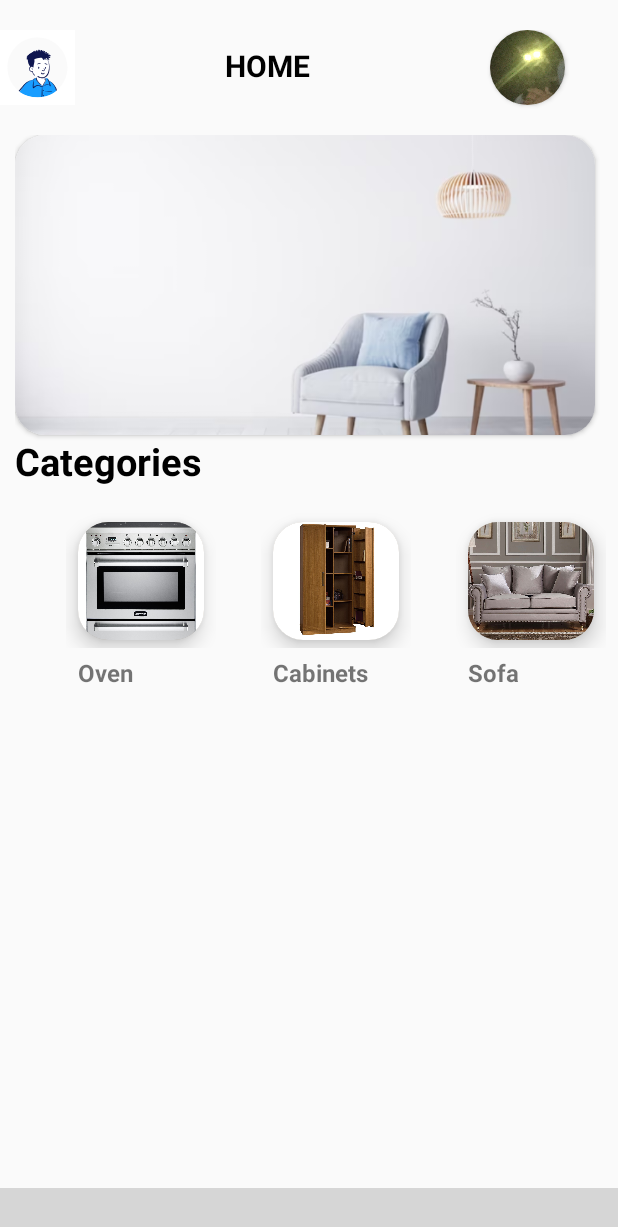
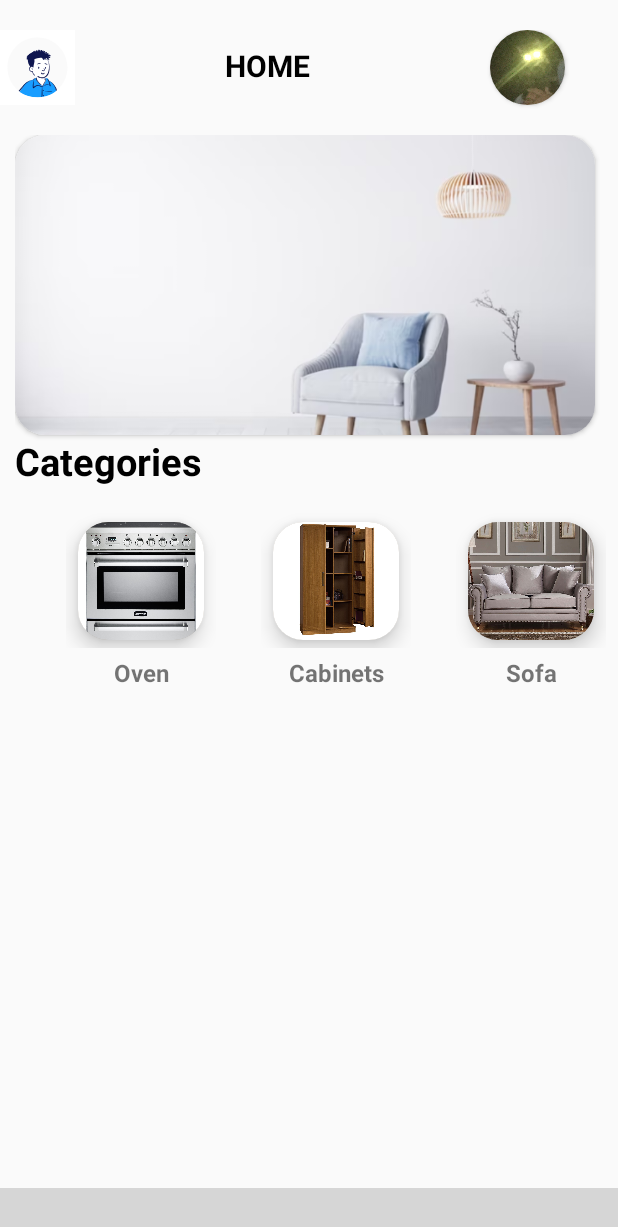
Before and after one commit to aishaa020/androidproj, an Android app: the screen it shows after launch (MainActivity), on a phone screen of 412 x 824 dp. Shown: the top 1227 px of the screen. Run offline under Robolectric (Android 15) with nearby library versions, the phone set to English and light mode, and no system bars; libraries missing offline, so code that uses them is left out: com.etebarian.meowbottomnavigation; plain views replace MeowBottomNavigation; 8 statements that could not run were skipped; grey boxes are pictures that could not be loaded.

Commit message:
commit 2

```diff
--- /dev/null
+++ b/app/src/main/java/com/example/project/Adabters/itemAdapter.java
@@ -0,0 +1,69 @@
+package com.example.project.Adabters;
+
+import android.content.Context;
+import android.view.LayoutInflater;
+import android.view.View;
+import android.view.ViewGroup;
+
+import androidx.annotation.NonNull;
+import androidx.recyclerview.widget.RecyclerView;
+
+import com.example.project.Items_holder;
+import com.example.project.R;
+import com.example.project.models.ItemsModel;
+
+import java.util.List;
+
+public class itemAdapter extends RecyclerView.Adapter<Items_holder> {
+
+    Context context;
+    List<ItemsModel> items;
+
+    public itemAdapter(Context context, List<ItemsModel> items) {
+        this.context = context;
+        this.items = items;
+    }
+
+
+    @NonNull
+    @Override
+    public Items_holder onCreateViewHolder(@NonNull ViewGroup parent, int viewType) {
+        return new Items_holder(LayoutInflater.from(context).inflate(R.layout.item_row, parent, false));
+    }
+
+    @Override
+    public void onBindViewHolder(@NonNull Items_holder holder, int position) {
+        holder.getItemimg1().setImageResource(items.get(position).getImg());
+        holder.getTxtprice1().setText(items.get(position).getPrice());
+//        holder.getBtn_atc1().setOnClickListener(new View.OnClickListener() {
+//            @Override
+//            public void onClick(View v) {
+//                //intent
+//
+//            }
+//        });
+//        holder.getLikelottie1().setOnClickListener(new View.OnClickListener() {
+//            @Override
+//            public void onClick(View v) {
+//                holder.getLikelottie1().playAnimation();
+//                //toast
+//            }
+//        });
+
+//        holder.getItemimg1().setOnClickListener(new View.OnClickListener() {
+//            @Override
+//            public void onClick(View v) {
+//                //intent
+//            }
+//        });
+
+
+
+
+    }
+
+    @Override
+    public int getItemCount() {
+        return 0;
+    }
+}
--- a/app/src/main/java/com/example/project/MainActivity.java
+++ b/app/src/main/java/com/example/project/MainActivity.java
@@ -13,8 +13,10 @@ import android.widget.TextView;
 import com.airbnb.lottie.LottieAnimationView;
 import com.etebarian.meowbottomnavigation.MeowBottomNavigation;
 import com.example.project.Adabters.CatagorAdabter;
+import com.example.project.Adabters.itemAdapter;
 import com.example.project.databinding.ActivityMainBinding;
 import com.example.project.models.Catagory;
+import com.example.project.models.ItemsModel;
 
 import java.util.ArrayList;
 
@@ -24,6 +26,7 @@ public class MainActivity extends AppCompatActivity {
     Intent intent;
     private ActivityMainBinding binding;
     private ArrayList<Catagory> categories;
+    private ArrayList<ItemsModel> items1;
     LottieAnimationView hilottie;
 
     @Override
@@ -41,9 +44,11 @@ public class MainActivity extends AppCompatActivity {
         initializeUI();
 
         categoriesSetUp();
+        itemsSetUp();
         bottomNavigation.setOnClickMenuListener(new Function1<MeowBottomNavigation.Model, Unit>() {
             @Override
             public Unit invoke(MeowBottomNavigation.Model model) {
+
                 switch (model.getId()) {
                     case 1:
                         intent = new Intent(MainActivity.this, MainActivity.class);
@@ -125,5 +130,24 @@ public class MainActivity extends AppCompatActivity {
         binding.categoryList.setAdapter(adapter);
     }
 
+    private void itemsSetUp() {// this is for catagories adding
+        LinearLayoutManager linearLayoutManager = new LinearLayoutManager(this, LinearLayoutManager.HORIZONTAL, false);
+        binding.itemrec.setLayoutManager(linearLayoutManager);
+
+        items1 = new ArrayList<>();
+        items1.add(new ItemsModel("Sofa", R.drawable.sofa));
+        items1.add(new ItemsModel("Cabinets", R.drawable.cabinet));
+        items1.add(new ItemsModel("Oven",  R.drawable.oven ));
+        items1.add(new ItemsModel("Iron Beds",  R.drawable.ironbed));
+        items1.add(new ItemsModel("Mattresses",  R.drawable.matress));
+        items1.add(new ItemsModel("Fridge", R.drawable.fridgee));
+        items1.add(new ItemsModel("Electrical Devices",  R.drawable.electrical));
+        items1.add(new ItemsModel("Desks",  R.drawable.desk));
+
+
+        itemAdapter adapter = new itemAdapter(this, items1);
+        binding.itemrec.setAdapter(adapter);
+    }
+
 
 }
--- /dev/null
+++ b/app/src/main/java/com/example/project/models/ItemsModel.java
@@ -0,0 +1,22 @@
+package com.example.project.models;
+
+public class ItemsModel {
+
+    int img;
+    String price;
+
+
+    public ItemsModel(String price, int img) {
+        this.img = img;
+        this.price = price;
+    }
+
+
+    public int getImg() {
+        return img;
+    }
+
+    public String getPrice() {
+        return price;
+    }
+}
--- /dev/null
+++ b/app/src/main/res/drawable/button_circle.xml
@@ -0,0 +1,6 @@
+
+<shape xmlns:android="http://schemas.android.com/apk/res/android"
+    android:shape="rectangle">
+    <corners android:radius="50dp"/>
+    <!-- You can define other attributes like stroke, corner radius, etc. if needed -->
+</shape>
--- a/app/src/main/res/layout/activity_main.xml
+++ b/app/src/main/res/layout/activity_main.xml
@@ -108,10 +108,22 @@
                 android:layout_marginTop="8dp"
                 android:layout_marginEnd="8dp"
                 android:layoutDirection="rtl"
+                android:layout_marginBottom="10dp"
                 app:layout_constraintEnd_toEndOf="parent"
-                app:layout_constraintStart_toStartOf="parent"
+                app:layout_constraintStart_toStartOf="parent">
 
-                />
+            </androidx.recyclerview.widget.RecyclerView>
+
+            <androidx.recyclerview.widget.RecyclerView
+                android:id="@+id/itemrec"
+                android:layout_width="match_parent"
+                android:layout_height="wrap_content"
+                app:layout_constraintHorizontal_bias="0.0">
+
+            </androidx.recyclerview.widget.RecyclerView>
+
+
+
         </LinearLayout>
 
     </ScrollView>
--- a/app/src/main/res/layout/catagoriesraw.xml
+++ b/app/src/main/res/layout/catagoriesraw.xml
@@ -49,14 +49,13 @@
         android:id="@+id/name"
         android:layout_width="wrap_content"
         android:layout_height="wrap_content"
-        android:layout_marginEnd="8dp"
-        android:layout_marginStart="8dp"
         android:layout_marginBottom="13dp"
         android:text="@string/item_name"
         android:textSize="16sp"
         android:textStyle="bold"
         app:layout_constraintBottom_toBottomOf="parent"
         app:layout_constraintEnd_toEndOf="@+id/linearLayout2"
+        app:layout_constraintStart_toStartOf="@+id/linearLayout2"
         app:layout_constraintTop_toBottomOf="@+id/linearLayout2" />
 
 </androidx.constraintlayout.widget.ConstraintLayout>
```
Also changed, not shown: app/src/main/java/com/example/project/Items_holder.java (added, +69 -0 lines), app/src/main/res/layout/item_row.xml (added, +81 -0 lines), app/src/main/res/raw/likes.json (added, +1 -0 lines).
